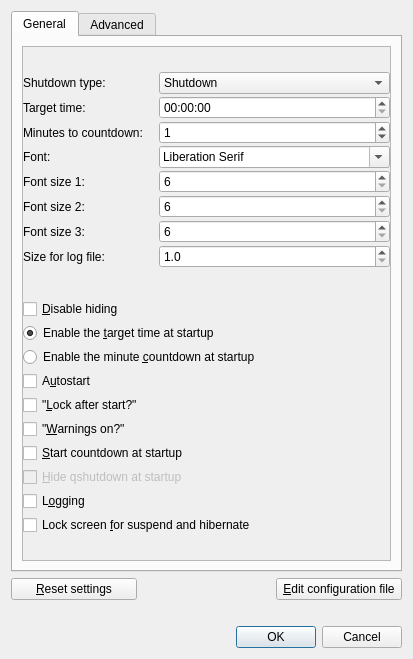
This is qshutdown/src/ui/preferences.ui in hakaishi/shutdown-qapps as Qt 5 draws it before an edit. The edited form follows.
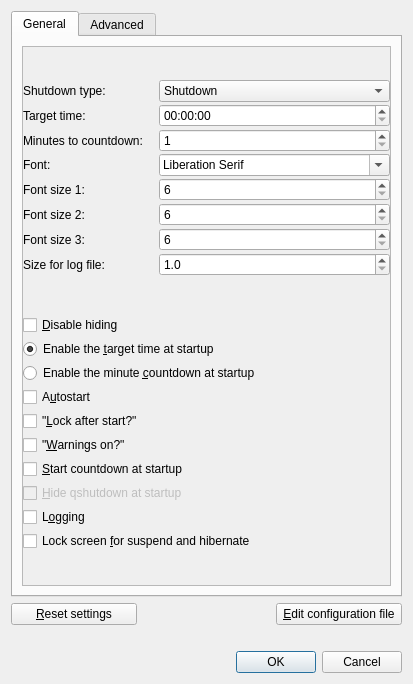
This is the edited form. Icons and pictures are not drawn.

What changed in the file:
```diff
--- a/qshutdown/src/ui/preferences.ui
+++ b/qshutdown/src/ui/preferences.ui
@@ -7,7 +7,7 @@
     <x>0</x>
     <y>0</y>
     <width>413</width>
-    <height>659</height>
+    <height>684</height>
    </rect>
   </property>
   <property name="windowTitle">
@@ -87,8 +87,8 @@
            <rect>
             <x>0</x>
             <y>0</y>
-            <width>371</width>
-            <height>496</height>
+            <width>383</width>
+            <height>514</height>
            </rect>
           </property>
           <property name="sizePolicy">
@@ -189,7 +189,7 @@
 for countdown by default at startup?</string>
                </property>
                <property name="minimum">
-                <number>0</number>
+                <number>1</number>
                </property>
                <property name="maximum">
                 <number>1440</number>
```
